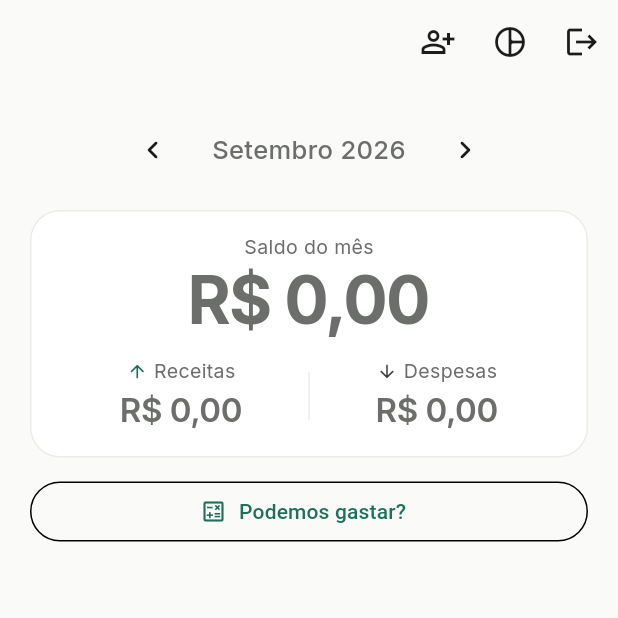
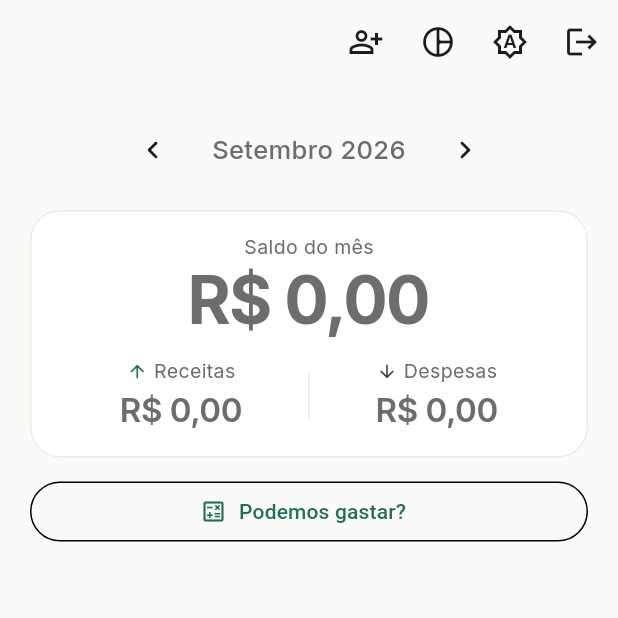
Before and after one commit to joaovitormanari24-web/financas_casal, a Flutter app: the screen it shows once a user with an empty profile is signed in, after a tap on the "person add alt" icon, on a phone screen of 412 x 824 dp, the top half of it. Run offline on Flutter 3.47's test engine with Material 3 defaults, Android fonts, the phone set to English and light mode, and no system bars; our stand-ins replace equatable, fl_chart, flutter_dotenv, flutter_riverpod, go_router, google_fonts and 2 more; accounts and stored records are empty; network calls fail.

Commit message:
feat: manual dark/light/system theme toggle
Both themes already existed and followed the OS setting — this
adds an explicit picker (sun/moon icon on Home) so either partner
can override that per device, persisted via shared_preferences.

Co-Authored-By: Claude Sonnet 5 <noreply@anthropic.com>

```diff
--- /dev/null
+++ b/lib/core/providers/theme_provider.dart
@@ -0,0 +1,36 @@
+import 'dart:async';
+
+import 'package:flutter/material.dart';
+import 'package:flutter_riverpod/flutter_riverpod.dart';
+import 'package:shared_preferences/shared_preferences.dart';
+
+const _themeModePrefsKey = 'theme_mode';
+
+/// Preferência de tema (claro/escuro/automático) persistida localmente —
+/// sobrevive a reinícios do app, mas é por dispositivo (cada membro do
+/// casal escolhe a sua).
+class ThemeModeNotifier extends StateNotifier<ThemeMode> {
+  ThemeModeNotifier() : super(ThemeMode.system) {
+    unawaited(_load());
+  }
+
+  Future<void> _load() async {
+    final prefs = await SharedPreferences.getInstance();
+    final saved = prefs.getString(_themeModePrefsKey);
+    if (saved == null) return;
+    state = ThemeMode.values.firstWhere(
+      (mode) => mode.name == saved,
+      orElse: () => ThemeMode.system,
+    );
+  }
+
+  Future<void> setThemeMode(ThemeMode mode) async {
+    state = mode;
+    final prefs = await SharedPreferences.getInstance();
+    await prefs.setString(_themeModePrefsKey, mode.name);
+  }
+}
+
+final themeModeProvider = StateNotifierProvider<ThemeModeNotifier, ThemeMode>((ref) {
+  return ThemeModeNotifier();
+});
--- a/lib/features/home/screens/home_shell.dart
+++ b/lib/features/home/screens/home_shell.dart
@@ -7,6 +7,7 @@ import 'package:intl/intl.dart';
 
 import '../../../core/providers/app_providers.dart';
 import '../../../core/providers/finance_providers.dart';
+import '../../../core/providers/theme_provider.dart';
 import '../../../core/theme/app_colors.dart';
 import '../../../core/theme/app_spacing.dart';
 import '../../../core/theme/app_typography.dart';
@@ -88,6 +89,7 @@ class HomeShell extends ConsumerWidget {
               ),
             ),
           ),
+          const _ThemeModeButton(),
           IconButton(
             icon: const Icon(Icons.logout),
             tooltip: 'Sair',
@@ -138,6 +140,50 @@ class HomeShell extends ConsumerWidget {
         foregroundColor: palette.background,
         child: const Icon(Icons.add),
       ),
+    );
+  }
+}
+
+class _ThemeModeButton extends ConsumerWidget {
+  const _ThemeModeButton();
+
+  IconData _iconFor(ThemeMode mode) => switch (mode) {
+        ThemeMode.light => Icons.light_mode_outlined,
+        ThemeMode.dark => Icons.dark_mode_outlined,
+        ThemeMode.system => Icons.brightness_auto_outlined,
+      };
+
+  String _labelFor(ThemeMode mode) => switch (mode) {
+        ThemeMode.light => 'Claro',
+        ThemeMode.dark => 'Escuro',
+        ThemeMode.system => 'Automático',
+      };
+
+  @override
+  Widget build(BuildContext context, WidgetRef ref) {
+    final themeMode = ref.watch(themeModeProvider);
+
+    return PopupMenuButton<ThemeMode>(
+      tooltip: 'Tema',
+      icon: Icon(_iconFor(themeMode)),
+      onSelected: (mode) =>
+          unawaited(ref.read(themeModeProvider.notifier).setThemeMode(mode)),
+      itemBuilder: (context) => ThemeMode.values.map((mode) {
+        return PopupMenuItem(
+          value: mode,
+          child: Row(
+            children: [
+              Icon(_iconFor(mode), size: 18),
+              const SizedBox(width: AppSpacing.sm),
+              Text(_labelFor(mode)),
+              if (mode == themeMode) ...[
+                const Spacer(),
+                const Icon(Icons.check, size: 18),
+              ],
+            ],
+          ),
+        );
+      }).toList(),
     );
   }
 }
--- a/lib/main.dart
+++ b/lib/main.dart
@@ -5,6 +5,7 @@ import 'package:flutter_riverpod/flutter_riverpod.dart';
 import 'package:intl/date_symbol_data_local.dart';
 
 import 'core/config/supabase_config.dart';
+import 'core/providers/theme_provider.dart';
 import 'core/router/app_router.dart';
 import 'core/theme/app_theme.dart';
 
@@ -18,11 +19,13 @@ Future<void> main() async {
   runApp(const ProviderScope(child: FinancasCasalApp()));
 }
 
-class FinancasCasalApp extends StatelessWidget {
+class FinancasCasalApp extends ConsumerWidget {
   const FinancasCasalApp({super.key});
 
   @override
-  Widget build(BuildContext context) {
+  Widget build(BuildContext context, WidgetRef ref) {
+    final themeMode = ref.watch(themeModeProvider);
+
     return MaterialApp.router(
       title: 'Finanças do Casal',
       debugShowCheckedModeBanner: false,
@@ -35,7 +38,7 @@ class FinancasCasalApp extends StatelessWidget {
       ],
       theme: AppTheme.light(),
       darkTheme: AppTheme.dark(),
-      themeMode: ThemeMode.system,
+      themeMode: themeMode,
       routerConfig: AppRouter.router,
     );
   }
```
